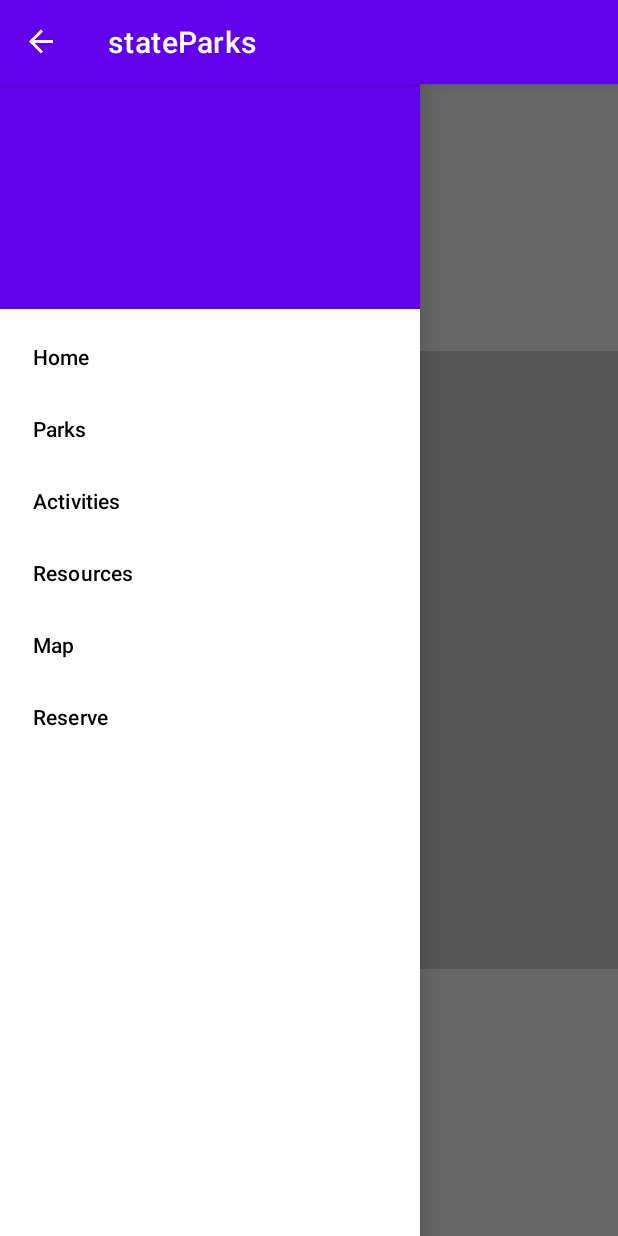
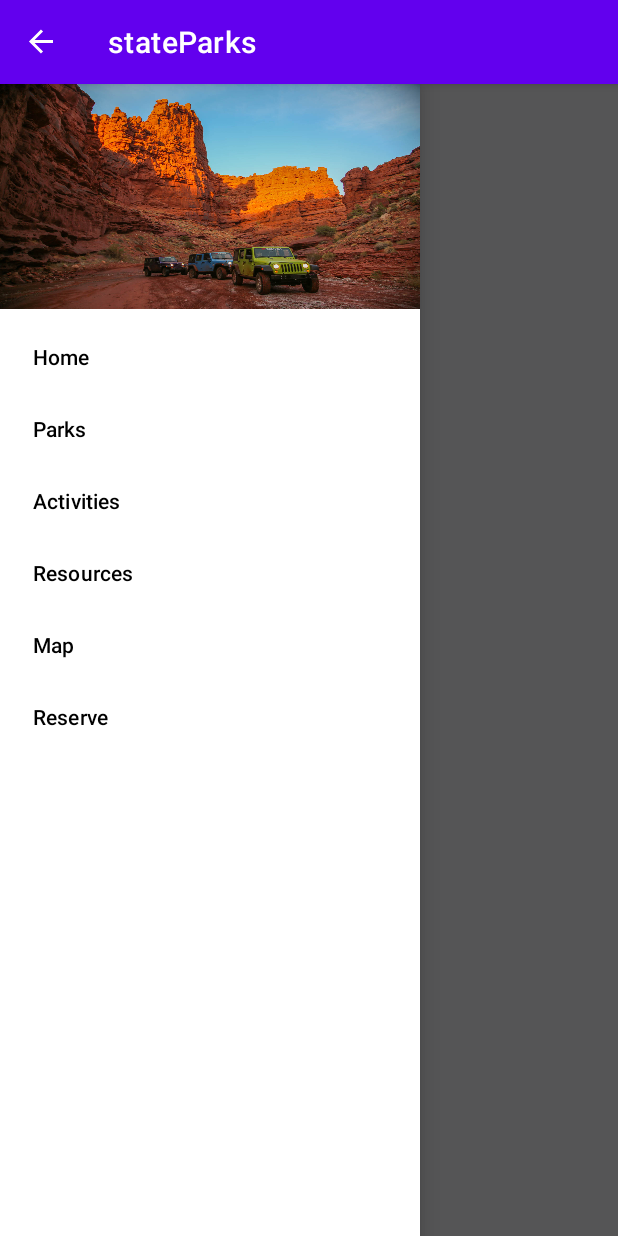
Before and after one commit to phinespec/state-parks, an Android app: the screen it shows after launch (MainActivity), with the side drawer open, on a phone screen of 412 x 824 dp. Run offline under Robolectric (Android 15) with nearby library versions, the phone set to English and light mode, and no system bars.

Commit message:
Add ImageView to navdrawer header

```diff
--- a/app/src/main/res/layout/activity_main.xml
+++ b/app/src/main/res/layout/activity_main.xml
@@ -18,7 +18,8 @@
             android:id="@+id/imageView"
             android:layout_width="match_parent"
             android:layout_height="match_parent"
-            app:srcCompat="@drawable/canyonlands" />
+            android:scaleType="centerCrop"
+            app:srcCompat="@drawable/canyonlands"/>
 
     </androidx.constraintlayout.widget.ConstraintLayout>
 
--- a/app/src/main/res/layout/nav_header.xml
+++ b/app/src/main/res/layout/nav_header.xml
@@ -2,6 +2,6 @@
 <androidx.constraintlayout.widget.ConstraintLayout
     xmlns:android="http://schemas.android.com/apk/res/android" android:layout_width="match_parent"
     android:layout_height="150dp"
-    android:background="@color/design_default_color_primary">
+    android:background="@drawable/offroading">
 
 </androidx.constraintlayout.widget.ConstraintLayout>
```
Also changed, not shown: 5 other files.
